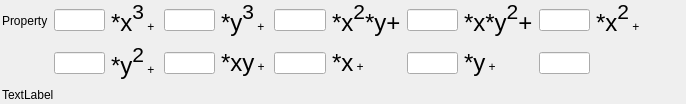
First picture: the form in Source/DREAM3DWidgetsLib/FilterParameterWidgets/UI_Files/ThirdOrderPolynomialWidget.ui, repository BlueQuartzSoftware/DREAM3D, before the edit.
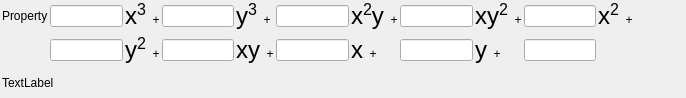
Second picture: the form after the edit.

```diff
--- a/Source/DREAM3DWidgetsLib/FilterParameterWidgets/UI_Files/ThirdOrderPolynomialWidget.ui
+++ b/Source/DREAM3DWidgetsLib/FilterParameterWidgets/UI_Files/ThirdOrderPolynomialWidget.ui
@@ -23,6 +23,9 @@
    <property name="bottomMargin">
     <number>2</number>
    </property>
+   <property name="horizontalSpacing">
+    <number>2</number>
+   </property>
    <item row="1" column="10">
     <widget class="QLineEdit" name="c20">
      <property name="minimumSize">
@@ -104,14 +107,14 @@
    <item row="1" column="3">
     <widget class="QLabel" name="label_8">
      <property name="text">
-      <string>&lt;html&gt;&lt;head/&gt;&lt;body&gt;&lt;p&gt;&lt;span style=&quot; font-size:18pt;&quot;&gt;*x&lt;/span&gt;&lt;span style=&quot; font-size:24pt; vertical-align:super;&quot;&gt;3&lt;/span&gt; + &lt;/p&gt;&lt;/body&gt;&lt;/html&gt;</string>
+      <string>&lt;html&gt;&lt;head/&gt;&lt;body&gt;&lt;p&gt;&lt;span style=&quot; font-size:18pt;&quot;&gt;x&lt;/span&gt;&lt;span style=&quot;font-size:18pt; vertical-align:super;&quot;&gt;3&lt;/span&gt;&amp;nbsp;&amp;nbsp;+&lt;/p&gt;&lt;/body&gt;&lt;/html&gt;</string>
      </property>
     </widget>
    </item>
    <item row="1" column="5">
     <widget class="QLabel" name="label_9">
      <property name="text">
-      <string>&lt;html&gt;&lt;head/&gt;&lt;body&gt;&lt;p&gt;&lt;span style=&quot; font-size:18pt;&quot;&gt;*y&lt;/span&gt;&lt;span style=&quot; font-size:24pt; vertical-align:super;&quot;&gt;3&lt;/span&gt; + &lt;/p&gt;&lt;/body&gt;&lt;/html&gt;</string>
+      <string>&lt;html&gt;&lt;head/&gt;&lt;body&gt;&lt;p&gt;&lt;span style=&quot; font-size:18pt;&quot;&gt;y&lt;/span&gt;&lt;span style=&quot;font-size:18pt; vertical-align:super;&quot;&gt;3&lt;/span&gt;&amp;nbsp;&amp;nbsp;+&lt;/p&gt;&lt;/body&gt;&lt;/html&gt;</string>
      </property>
     </widget>
    </item>
@@ -134,21 +137,21 @@
    <item row="1" column="7">
     <widget class="QLabel" name="label_10">
      <property name="text">
-      <string>&lt;html&gt;&lt;head/&gt;&lt;body&gt;&lt;p&gt;&lt;span style=&quot; font-size:18pt;&quot;&gt;*x&lt;/span&gt;&lt;span style=&quot; font-size:24pt; vertical-align:super;&quot;&gt;2&lt;/span&gt;&lt;span style=&quot; font-size:18pt;&quot;&gt;*y+&lt;/span&gt;&lt;/p&gt;&lt;/body&gt;&lt;/html&gt;</string>
+      <string>&lt;html&gt;&lt;head/&gt;&lt;body&gt;&lt;p&gt;&lt;span style=&quot; font-size:18pt;&quot;&gt;x&lt;/span&gt;&lt;span style=&quot;font-size:18pt; vertical-align:super;&quot;&gt;2&lt;/span&gt;&lt;span style=&quot; font-size:18pt;&quot;&gt;y&lt;/span&gt;&amp;nbsp;&amp;nbsp;+&lt;/p&gt;&lt;/body&gt;&lt;/html&gt;</string>
      </property>
     </widget>
    </item>
    <item row="1" column="9">
     <widget class="QLabel" name="label_11">
      <property name="text">
-      <string>&lt;html&gt;&lt;head/&gt;&lt;body&gt;&lt;p&gt;&lt;span style=&quot; font-size:18pt;&quot;&gt;*x*y&lt;/span&gt;&lt;span style=&quot; font-size:24pt; vertical-align:super;&quot;&gt;2&lt;/span&gt;&lt;span style=&quot; font-size:18pt;&quot;&gt;+&lt;/span&gt;&lt;/p&gt;&lt;/body&gt;&lt;/html&gt;</string>
+      <string>&lt;html&gt;&lt;head/&gt;&lt;body&gt;&lt;p&gt;&lt;span style=&quot; font-size:18pt;&quot;&gt;xy&lt;/span&gt;&lt;span style=&quot;font-size:18pt; vertical-align:super;&quot;&gt;2&lt;/span&gt;&lt;span style=&quot; font-size:18pt;&quot;&gt;&lt;/span&gt;&amp;nbsp;&amp;nbsp;+&lt;/p&gt;&lt;/body&gt;&lt;/html&gt;</string>
      </property>
     </widget>
    </item>
    <item row="1" column="11">
     <widget class="QLabel" name="label_2">
      <property name="text">
-      <string>&lt;html&gt;&lt;head/&gt;&lt;body&gt;&lt;p&gt;&lt;span style=&quot; font-size:18pt;&quot;&gt;*x&lt;/span&gt;&lt;span style=&quot; font-size:24pt; vertical-align:super;&quot;&gt;2&lt;/span&gt; + &lt;/p&gt;&lt;/body&gt;&lt;/html&gt;</string>
+      <string>&lt;html&gt;&lt;head/&gt;&lt;body&gt;&lt;p&gt;&lt;span style=&quot; font-size:18pt;&quot;&gt;x&lt;/span&gt;&lt;span style=&quot;font-size:18pt; vertical-align:super;&quot;&gt;2&lt;/span&gt;&amp;nbsp;&amp;nbsp;+&lt;/p&gt;&lt;/body&gt;&lt;/html&gt;</string>
      </property>
     </widget>
    </item>
@@ -171,7 +174,7 @@
    <item row="2" column="3">
     <widget class="QLabel" name="label_3">
      <property name="text">
-      <string>&lt;html&gt;&lt;head/&gt;&lt;body&gt;&lt;p&gt;&lt;span style=&quot; font-size:18pt;&quot;&gt;*y&lt;/span&gt;&lt;span style=&quot; font-size:24pt; vertical-align:super;&quot;&gt;2&lt;/span&gt; + &lt;/p&gt;&lt;/body&gt;&lt;/html&gt;</string>
+      <string>&lt;html&gt;&lt;head/&gt;&lt;body&gt;&lt;p&gt;&lt;span style=&quot; font-size:18pt;&quot;&gt;y&lt;/span&gt;&lt;span style=&quot;font-size:18pt; vertical-align:super;&quot;&gt;2&lt;/span&gt;&amp;nbsp;&amp;nbsp;+&lt;/p&gt;&lt;/body&gt;&lt;/html&gt;</string>
      </property>
     </widget>
    </item>
@@ -197,7 +200,7 @@
    <item row="2" column="5">
     <widget class="QLabel" name="label_4">
      <property name="text">
-      <string>&lt;html&gt;&lt;head/&gt;&lt;body&gt;&lt;p&gt;&lt;span style=&quot; font-size:18pt;&quot;&gt;*xy&lt;/span&gt; + &lt;/p&gt;&lt;/body&gt;&lt;/html&gt;</string>
+      <string>&lt;html&gt;&lt;head/&gt;&lt;body&gt;&lt;p&gt;&lt;span style=&quot; font-size:18pt;&quot;&gt;xy&lt;/span&gt;&amp;nbsp;&amp;nbsp;+&lt;/p&gt;&lt;/body&gt;&lt;/html&gt;</string>
      </property>
     </widget>
    </item>
@@ -220,7 +223,7 @@
    <item row="2" column="7">
     <widget class="QLabel" name="label_5">
      <property name="text">
-      <string>&lt;html&gt;&lt;head/&gt;&lt;body&gt;&lt;p&gt;&lt;span style=&quot; font-size:18pt;&quot;&gt;*x&lt;/span&gt; + &lt;/p&gt;&lt;/body&gt;&lt;/html&gt;</string>
+      <string>&lt;html&gt;&lt;head/&gt;&lt;body&gt;&lt;p&gt;&lt;span style=&quot; font-size:18pt;&quot;&gt;x&lt;/span&gt;&amp;nbsp;&amp;nbsp;+&lt;/p&gt;&lt;/body&gt;&lt;/html&gt;</string>
      </property>
     </widget>
    </item>
@@ -243,7 +246,7 @@
    <item row="2" column="9">
     <widget class="QLabel" name="label_6">
      <property name="text">
-      <string>&lt;html&gt;&lt;head/&gt;&lt;body&gt;&lt;p&gt;&lt;span style=&quot; font-size:18pt;&quot;&gt;*y&lt;/span&gt; + &lt;/p&gt;&lt;/body&gt;&lt;/html&gt;</string>
+      <string>&lt;html&gt;&lt;head/&gt;&lt;body&gt;&lt;p&gt;&lt;span style=&quot; font-size:18pt;&quot;&gt;y&lt;/span&gt;&amp;nbsp;&amp;nbsp;+&lt;/p&gt;&lt;/body&gt;&lt;/html&gt;</string>
      </property>
     </widget>
    </item>
```
Left out of the diff: 4 changed lines with no effect on the pictures.
